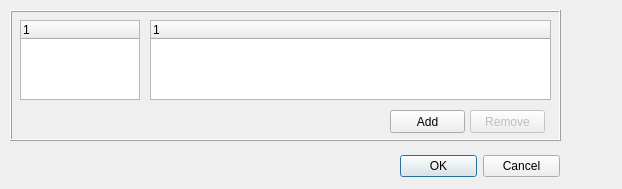
The window that OptionsDialog.ui (martin-kudlicka/file-commander) describes before a commit, drawn with Qt 5.
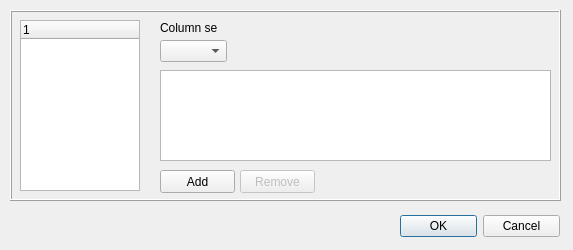
The same window after the commit.

Commit message: + column sets option - combo box with column sets and table with columns + select from native or plugin column (no adding yet)

```diff
--- a/OptionsDialog.ui
+++ b/OptionsDialog.ui
@@ -5,8 +5,8 @@
    <rect>
     <x>0</x>
     <y>0</y>
-    <width>622</width>
-    <height>189</height>
+    <width>573</width>
+    <height>250</height>
    </rect>
   </property>
   <property name="windowTitle" >
@@ -18,7 +18,7 @@
      <x>10</x>
      <y>10</y>
      <width>551</width>
-     <height>131</height>
+     <height>191</height>
     </rect>
    </property>
    <property name="frameShape" >
@@ -33,7 +33,7 @@
       <x>10</x>
       <y>10</y>
       <width>120</width>
-      <height>80</height>
+      <height>171</height>
      </rect>
     </property>
    </widget>
@@ -43,19 +43,103 @@
       <x>140</x>
       <y>0</y>
       <width>401</width>
-      <height>131</height>
+      <height>191</height>
      </rect>
     </property>
     <property name="currentIndex" >
      <number>1</number>
     </property>
+    <widget class="QWidget" name="page_4" />
+    <widget class="QWidget" name="page_3" >
+     <widget class="QLabel" name="label" >
+      <property name="geometry" >
+       <rect>
+        <x>10</x>
+        <y>10</y>
+        <width>57</width>
+        <height>16</height>
+       </rect>
+      </property>
+      <property name="text" >
+       <string>Column set:</string>
+      </property>
+     </widget>
+     <widget class="QComboBox" name="qcbColumnSet" >
+      <property name="geometry" >
+       <rect>
+        <x>10</x>
+        <y>30</y>
+        <width>67</width>
+        <height>22</height>
+       </rect>
+      </property>
+     </widget>
+     <widget class="QTableWidget" name="qtwColumns" >
+      <property name="geometry" >
+       <rect>
+        <x>10</x>
+        <y>60</y>
+        <width>391</width>
+        <height>91</height>
+       </rect>
+      </property>
+      <property name="showGrid" >
+       <bool>false</bool>
+      </property>
+     </widget>
+     <widget class="QPushButton" name="qpbColumnAdd" >
+      <property name="geometry" >
+       <rect>
+        <x>10</x>
+        <y>160</y>
+        <width>75</width>
+        <height>23</height>
+       </rect>
+      </property>
+      <property name="text" >
+       <string>Add</string>
+      </property>
+     </widget>
+     <widget class="QPushButton" name="qpbColumnRemove" >
+      <property name="enabled" >
+       <bool>false</bool>
+      </property>
+      <property name="geometry" >
+       <rect>
+        <x>90</x>
+        <y>160</y>
+        <width>75</width>
+        <height>23</height>
+       </rect>
+      </property>
+      <property name="text" >
+       <string>Remove</string>
+      </property>
+     </widget>
+    </widget>
     <widget class="QWidget" name="page_2" />
     <widget class="QWidget" name="page" >
+     <widget class="QPushButton" name="qpbRemoveContentPlugin" >
+      <property name="enabled" >
+       <bool>false</bool>
+      </property>
+      <property name="geometry" >
+       <rect>
+        <x>320</x>
+        <y>120</y>
+        <width>75</width>
+        <height>23</height>
+       </rect>
+      </property>
+      <property name="text" >
+       <string>Remove</string>
+      </property>
+     </widget>
      <widget class="QPushButton" name="qpbAddContentPlugin" >
       <property name="geometry" >
        <rect>
         <x>240</x>
-        <y>100</y>
+        <y>120</y>
         <width>75</width>
         <height>23</height>
        </rect>
@@ -70,29 +154,13 @@
         <x>0</x>
         <y>10</y>
         <width>401</width>
-        <height>80</height>
+        <height>101</height>
        </rect>
       </property>
       <property name="rootIsDecorated" >
        <bool>false</bool>
       </property>
      </widget>
-     <widget class="QPushButton" name="qpbRemoveContentPlugin" >
-      <property name="enabled" >
-       <bool>false</bool>
-      </property>
-      <property name="geometry" >
-       <rect>
-        <x>320</x>
-        <y>100</y>
-        <width>75</width>
-        <height>23</height>
-       </rect>
-      </property>
-      <property name="text" >
-       <string>Remove</string>
-      </property>
-     </widget>
     </widget>
    </widget>
   </widget>
@@ -100,7 +168,7 @@
    <property name="geometry" >
     <rect>
      <x>400</x>
-     <y>150</y>
+     <y>210</y>
      <width>160</width>
      <height>32</height>
     </rect>
```
The commit also changes 7 other files.
